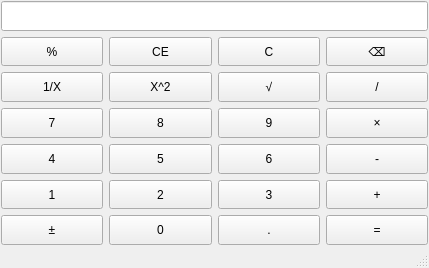
First picture: the form in mainwindow.ui, repository yuancong2/New-Lab1, before the edit.
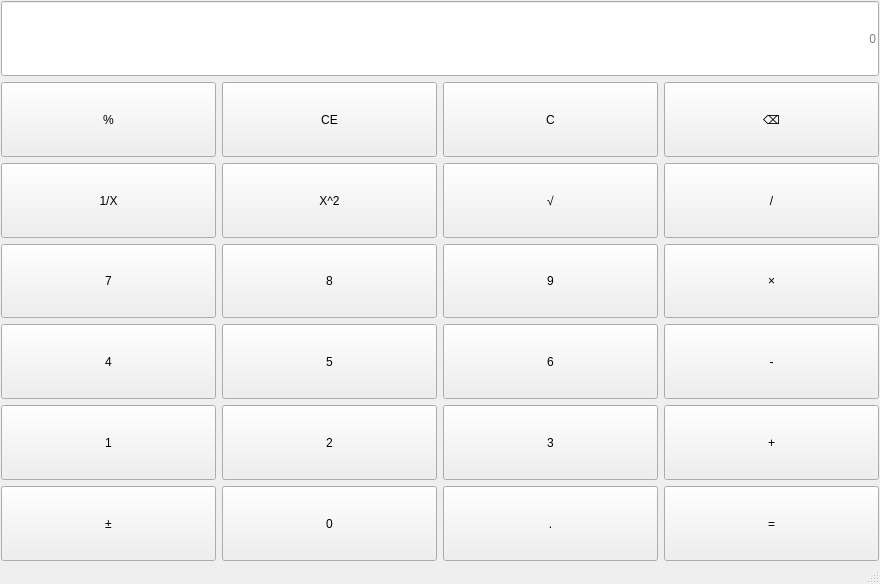
Second picture: the form after the edit.

Commit message: part2-数字键输入处理

The edit to the form file:
```diff
--- a/mainwindow.ui
+++ b/mainwindow.ui
@@ -6,8 +6,8 @@
    <rect>
     <x>0</x>
     <y>0</y>
-    <width>429</width>
-    <height>268</height>
+    <width>880</width>
+    <height>584</height>
    </rect>
   </property>
   <property name="windowTitle">
@@ -219,6 +219,12 @@
           <verstretch>0</verstretch>
          </sizepolicy>
         </property>
+        <property name="alignment">
+         <set>Qt::AlignmentFlag::AlignRight|Qt::AlignmentFlag::AlignTrailing|Qt::AlignmentFlag::AlignVCenter</set>
+        </property>
+        <property name="placeholderText">
+         <string>0</string>
+        </property>
        </widget>
       </item>
       <item row="1" column="0">
```
Left out of the diff: 4 changed lines with no effect on the pictures. The commit also changes 2 other files.
